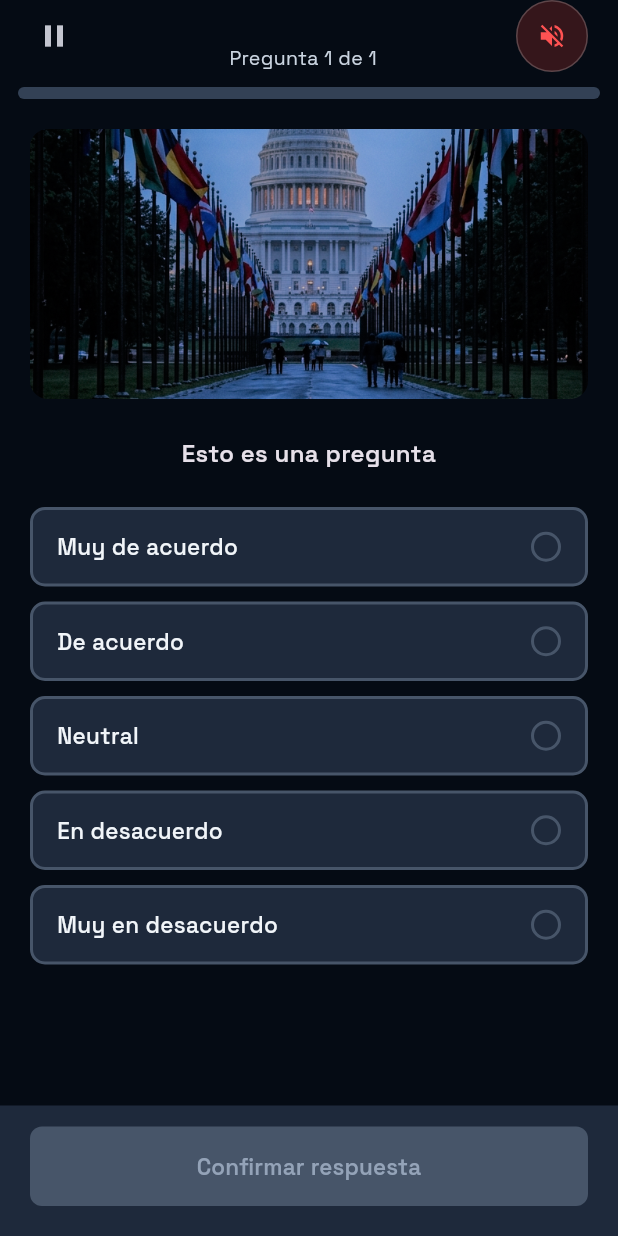
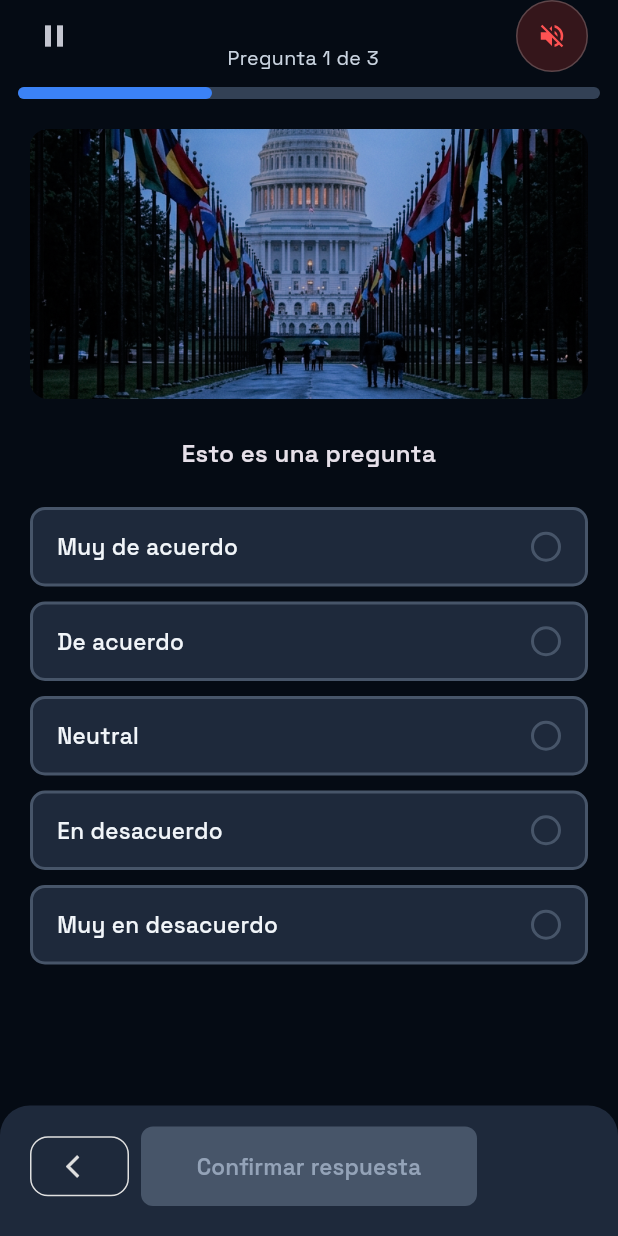
Before and after one commit to AleBesu/YourPoltical-Test, a Flutter app: the screen it shows after launch, on a phone screen of 412 x 824 dp. Run offline on Flutter 3.47's test engine with Material 3 defaults, Android fonts, the phone set to English and light mode, and no system bars; our stand-ins replace flutter_material_design_icons, flutter_riverpod, google_fonts, hive, just_audio; accounts and stored records are empty.

Commit message:
Logic of Complete Questions

```diff
--- a/lib/UI/screens/question_screen.dart
+++ b/lib/UI/screens/question_screen.dart
@@ -1,59 +1,43 @@
+import 'dart:math';
+
 import 'package:flutter/material.dart';
 import 'package:flutter_material_design_icons/flutter_material_design_icons.dart';
+import 'package:flutter_riverpod/flutter_riverpod.dart';
 import 'package:just_audio/just_audio.dart';
+import 'package:your_political_test/UI/provider/user_position_provider.dart';
 import 'package:your_political_test/UI/screens/widget/custom_scaffold.dart';
+import 'package:your_political_test/core/const/questions_list.dart';
 import 'package:your_political_test/core/entities/question.dart';
 
 enum PoliticalAnswer {
-  muyDeAcuerdo(label: "Muy de acuerdo"),
-  deAcuerdo(label: "De acuerdo"),
-  neutral(label: "Neutral"),
-  enDesacuerdo(label: "En desacuerdo"),
-  muyEnDesacuerdo(label: "Muy en desacuerdo");
+  muyDeAcuerdo(label: "Muy de acuerdo", value: 1),
+  deAcuerdo(label: "De acuerdo", value: 0.5),
+  neutral(label: "Neutral", value: 0),
+  enDesacuerdo(label: "En desacuerdo", value: -0.5),
+  muyEnDesacuerdo(label: "Muy en desacuerdo", value: -1);
 
   final String label;
-  const PoliticalAnswer({required this.label});
+  final double value;
+  const PoliticalAnswer({required this.label, required this.value});
 }
 
-// extension PoliticalAnswerLabel on PoliticalAnswer {
-//   String get label {
-//     switch (this) {
-//       case PoliticalAnswer.muyDeAcuerdo:
-//         return 'Muy de acuerdo';
-//       case PoliticalAnswer.deAcuerdo:
-//         return 'De acuerdo';
-//       case PoliticalAnswer.neutral:
-//         return 'Neutral';
-//       case PoliticalAnswer.enDesacuerdo:
-//         return 'En desacuerdo';
-//       case PoliticalAnswer.muyEnDesacuerdo:
-//         return 'Muy en desacuerdo';
-//     }
-//   }
-// }
-
-class QuestionScreen extends StatefulWidget {
+class QuestionScreen extends ConsumerStatefulWidget {
   const QuestionScreen({super.key});
 
   @override
-  State<QuestionScreen> createState() => _QuestionScreenState();
+  ConsumerState<QuestionScreen> createState() => _QuestionScreenState();
 }
 
-class _QuestionScreenState extends State<QuestionScreen> {
-  PoliticalAnswer? _selected;
+class _QuestionScreenState extends ConsumerState<QuestionScreen> {
   final AudioPlayer _musicPlayer = AudioPlayer();
 
-  int currentQuestion = 0;
-  List<Question> questionsList = <Question>[
-    Question(
-      question: "",
-      imageAssetPath: "",
-      questionType: QuestionType.economic,
-    ),
-  ];
+  int currentQuestionIndex = 0;
 
   final PageController _pageController = PageController();
-
+  final List<PoliticalAnswer?> _selectedAswersList = List.generate(
+    questionsList.length,
+    (index) => null,
+  );
   @override
   void initState() {
     playMusic();
@@ -86,11 +70,13 @@ class _QuestionScreenState extends State<QuestionScreen> {
               child: PageView(
                 controller: _pageController,
                 onPageChanged: (value) {
-                  setState(() => currentQuestion = value);
+                  setState(() => currentQuestionIndex = value);
                 },
-                children: List.generate(
-                  questionsList.length,
-                  (index) => SingleChildScrollView(
+                children: List.generate(questionsList.length, (index) {
+                  PoliticalAnswer? currentSelectedAnswer =
+                      _selectedAswersList[index];
+
+                  return SingleChildScrollView(
                     padding: const EdgeInsets.fromLTRB(20, 20, 20, 8),
                     child: Column(
                       children: [
@@ -124,21 +110,80 @@ class _QuestionScreenState extends State<QuestionScreen> {
                         ...PoliticalAnswer.values.map(
                           (answer) => _AnswerOption(
                             label: answer.label,
-                            isSelected: _selected == answer,
-                            onTap: () => setState(() => _selected = answer),
+                            isSelected: currentSelectedAnswer == answer,
+                            onTap: () => setState(
+                              () => _selectedAswersList[index] = answer,
+                            ),
                           ),
                         ),
 
                         const SizedBox(height: 8),
                       ],
                     ),
-                  ),
-                ),
+                  );
+                }),
               ),
             ),
 
             // ── Footer / Confirm button ──────────────────────────────
-            _Footer(enabled: _selected != null, onConfirm: () {}),
+            _Footer(
+              isFinishQuestion:
+                  currentQuestionIndex == questionsList.length - 1,
+              enabled: _selectedAswersList[currentQuestionIndex] != null,
+              onConfirm: () async {
+                //add answer value to user co
+                ref.read(userPositionProvider.notifier).update((state) {
+                  final currentQuestion = questionsList[currentQuestionIndex];
+                  final currentAnswer =
+                      _selectedAswersList[currentQuestionIndex]!;
+
+                  double addedValue =
+                      //multiply the value of the answer by the direction(1 or -1)
+                      (currentAnswer.value *
+                      currentQuestion
+                          .direction
+                          .value); // negative -1, 1 positive
+
+                  //is the axis is horizontal
+                  if (currentQuestion.questionAxis == QuestionAxis.horizontal) {
+                    double newX =
+                        //
+                        state.x + addedValue;
+
+                    return Point(newX, state.y);
+                  }
+                  //if the axis is vertical
+                  else {
+                    double newY =
+                        //
+                        state.y + addedValue;
+
+                    return Point(state.x, newY);
+                  }
+                });
+
+                //next page
+                await _pageController.nextPage(
+                  duration: const Duration(milliseconds: 300),
+                  curve: Curves.easeInOut,
+                );
+              },
+              onBack: () async {
+                await _pageController.previousPage(
+                  duration: const Duration(milliseconds: 300),
+                  curve: Curves.easeInOut,
+                );
+              },
+
+              onNext: _selectedAswersList[currentQuestionIndex] == null
+                  ? null
+                  : () {
+                      _pageController.nextPage(
+                        duration: const Duration(milliseconds: 300),
+                        curve: Curves.easeInOut,
+                      );
+                    },
+            ),
           ],
         ),
       ),
@@ -156,7 +201,7 @@ class _QuestionScreenState extends State<QuestionScreen> {
             children: [
               IconButton(onPressed: () {}, icon: Icon(Icons.pause)),
               Text(
-                'Pregunta ${currentQuestion + 1} de ${questionsList.length}',
+                'Pregunta ${currentQuestionIndex + 1} de ${questionsList.length}',
                 style: const TextStyle(color: Color(0xFFCBD5E1), fontSize: 13),
               ),
               Padding(
@@ -206,7 +251,7 @@ class _QuestionScreenState extends State<QuestionScreen> {
           SizedBox(height: 10),
           ////////////////////////////////////////////////////////
           LinearProgressIndicator(
-            value: currentQuestion / questionsList.length,
+            value: (currentQuestionIndex + 1) / questionsList.length,
             borderRadius: BorderRadius.circular(99),
             minHeight: 8,
             backgroundColor: const Color(0xFF334155),
@@ -298,16 +343,42 @@ class _AnswerOption extends StatelessWidget {
 class _Footer extends StatelessWidget {
   final bool enabled;
   final VoidCallback onConfirm;
-
-  const _Footer({required this.enabled, required this.onConfirm});
+  final VoidCallback? onBack;
+  final VoidCallback? onNext;
+  final bool isFinishQuestion;
+  final VoidCallback? onFinish;
+  const _Footer({
+    required this.enabled,
+    required this.onConfirm,
+    required this.onBack,
+    required this.onNext,
+    this.isFinishQuestion = false,
+    this.onFinish,
+  });
 
   @override
   Widget build(BuildContext context) {
     return Container(
+      padding: const EdgeInsets.fromLTRB(20, 14, 20, 20),
+      decoration: BoxDecoration(
         color: const Color(0xFF1E293B),
-      padding: const EdgeInsets.fromLTRB(20, 14, 20, 20),
+        borderRadius: BorderRadius.only(
+          topLeft: Radius.circular(20),
+          topRight: Radius.circular(20),
+        ),
+      ),
       child: SizedBox(
         width: double.infinity,
+        child: Row(
+          mainAxisAlignment: MainAxisAlignment.center,
+          children: [
+            OutlinedButton(
+              onPressed: onBack,
+              child: Icon(Icons.arrow_back_ios),
+            ),
+            SizedBox(width: 8),
+
+            Expanded(
               child: AnimatedContainer(
                 duration: const Duration(milliseconds: 200),
                 child: ElevatedButton(
@@ -332,6 +403,26 @@ class _Footer extends StatelessWidget {
                 ),
               ),
             ),
+            SizedBox(width: 8),
+
+            Visibility(
+              visible: enabled,
+              maintainSize: true,
+              maintainState: true,
+              maintainAnimation: true,
+              child: isFinishQuestion
+                  ? FilledButton(
+                      onPressed: onFinish,
+                      child: Icon(Icons.done_outline),
+                    )
+                  : OutlinedButton(
+                      onPressed: onNext,
+                      child: Icon(Icons.arrow_forward_ios),
+                    ),
+            ),
+          ],
+        ),
+      ),
     );
   }
 }
--- /dev/null
+++ b/lib/core/const/questions_list.dart
@@ -0,0 +1,22 @@
+import 'package:your_political_test/core/entities/question.dart';
+
+List<Question> questionsList = <Question>[
+  Question(
+    question: "",
+    imageAssetPath: "",
+    questionAxis: QuestionAxis.horizontal,
+    direction: Direction.positive,
+  ),
+  Question(
+    question: "",
+    imageAssetPath: "",
+    questionAxis: QuestionAxis.horizontal,
+    direction: Direction.positive,
+  ),
+  Question(
+    question: "",
+    imageAssetPath: "",
+    questionAxis: QuestionAxis.horizontal,
+    direction: Direction.positive,
+  ),
+];
--- a/lib/core/entities/question.dart
+++ b/lib/core/entities/question.dart
@@ -1,13 +1,24 @@
 class Question {
   final String question;
   final String imageAssetPath;
-  final QuestionType questionType;
+  final QuestionAxis questionAxis;
+  final Direction direction;
 
   const Question({
     required this.question,
     required this.imageAssetPath,
-    required this.questionType,
+    required this.questionAxis,
+    required this.direction,
   });
 }
 
-enum QuestionType { economic, social }
+//horizontal: economic, vertical: authority
+enum QuestionAxis { horizontal, vertical }
+
+enum Direction {
+  positive(1),
+  negative(-1);
+
+  final int value;
+  const Direction(this.value);
+} //positivo derecha o liberal ,negativo izquierda o autoritario
--- a/lib/main.dart
+++ b/lib/main.dart
@@ -1,14 +1,15 @@
 import 'package:flutter/material.dart';
 import 'package:flutter/services.dart';
-import 'package:your_political_test/UI/screens/main_screen.dart';
+import 'package:flutter_riverpod/flutter_riverpod.dart';
+
 import 'package:your_political_test/UI/screens/question_screen.dart';
-import 'package:your_political_test/UI/screens/results_screen.dart';
+
 import 'package:your_political_test/app/theme/app_theme.dart';
 
 void main() async {
   WidgetsFlutterBinding.ensureInitialized();
   await SystemChrome.setEnabledSystemUIMode(SystemUiMode.immersiveSticky);
-  runApp(const MyApp());
+  runApp(ProviderScope(child: const MyApp()));
 }
 
 class MyApp extends StatelessWidget {
```
Lines whose indentation alone changed are shown as unchanged.
